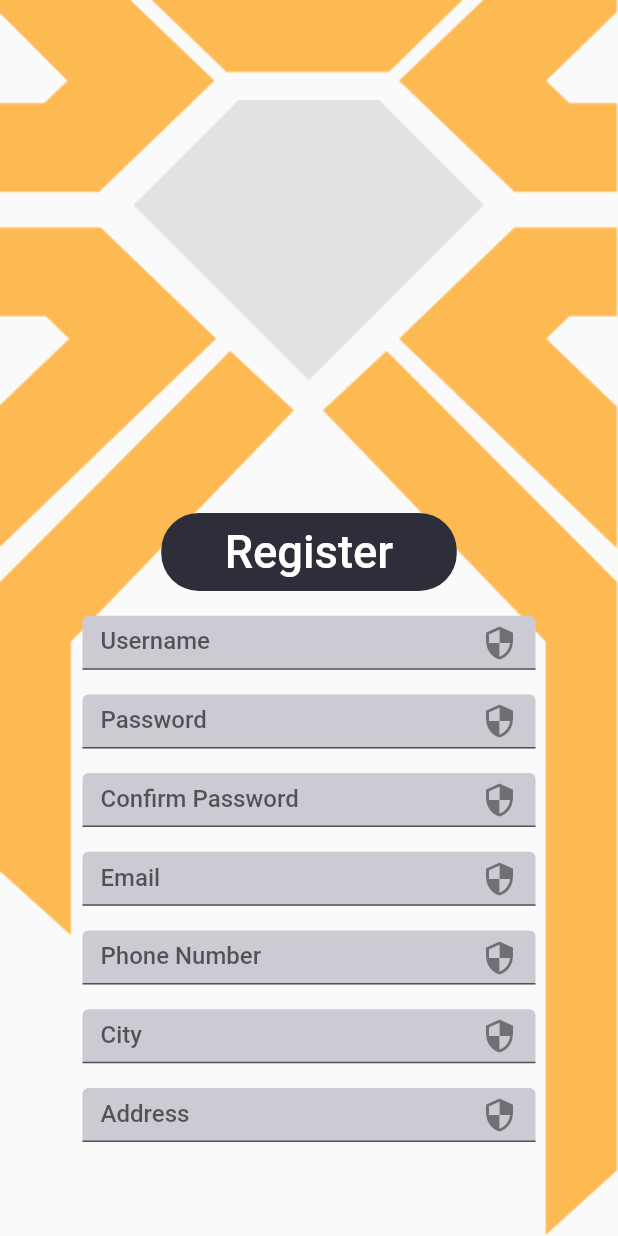
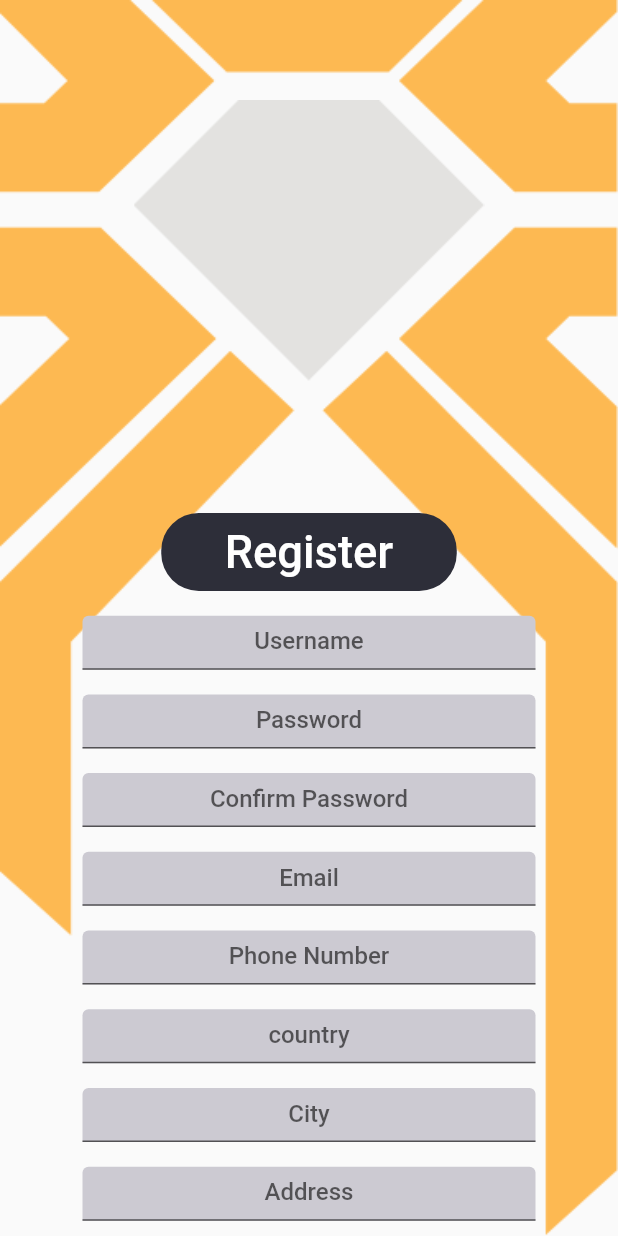
Before and after one commit to Riyadhalali/the_jewel, a Flutter app: the RegisterActivity screen opened directly, on a phone screen of 412 x 824 dp. Run offline on Flutter 3.47's test engine with Material 2 defaults, Android fonts, the phone set to English and light mode, and no system bars; our stand-ins replace auto_size_text, easy_localization, fluttertoast, modal_progress_hud, shared_preferences, sizer; accounts and stored records are empty.

Commit message:
Register Activity: 1- Finished UI design. 2- Successfully sperated each class for all events. 3- Completed API register for user. 4- Register Activity finished.

```diff
--- a/assets/resources/strings/ar.json
+++ b/assets/resources/strings/ar.json
@@ -17,6 +17,7 @@
   "email": "البريد الإلكتروني",
   "phonenumber": "رقم الهاتف",
   "city": "المدينة",
-  "address": "العنوان"
+  "address": "العنوان",
+  "county": "البلد"
 
 }
--- a/assets/resources/strings/en.json
+++ b/assets/resources/strings/en.json
@@ -17,7 +17,8 @@
   "email": "Email",
   "phonenumber": "Phone Number",
   "city": "City",
-  "address": "Address"
+  "address": "Address",
+  "county": "Country"
 
 
 }
--- a/lib/components/button.dart
+++ b/lib/components/button.dart
@@ -5,8 +5,10 @@ import 'package:sizer/sizer.dart';
 class Button extends StatelessWidget {
   final Color colour;
   final String text;
+  final String username_input;
+  final Function onPressed;
 
-  Button({this.colour, this.text});
+  Button({this.colour, this.text, this.username_input, this.onPressed});
   @override
   Widget build(BuildContext context) {
     return Container(
@@ -17,9 +19,7 @@ class Button extends StatelessWidget {
         color: const Color(0xff2d2e39),
       ),
       child: TextButton(
-        onPressed: () {
-          print('pressed');
-        },
+        onPressed: onPressed,
         child: Text(
           text.tr().toString(),
           style: TextStyle(color: colour, fontSize: 22.0.sp),
--- a/lib/components/textfield.dart
+++ b/lib/components/textfield.dart
@@ -2,10 +2,10 @@ import 'package:easy_localization/easy_localization.dart';
 import 'package:flutter/material.dart';
 
 class TextInputField extends StatelessWidget {
-  final TextEditingController controller_text =
-      TextEditingController(); // variable for holding controller of text input
+  final TextEditingController controller_text;
   final String hint_text;
-  TextInputField({this.hint_text});
+
+  TextInputField({this.hint_text, this.controller_text});
 
   @override
   Widget build(BuildContext context) {
@@ -14,6 +14,8 @@ class TextInputField extends StatelessWidget {
       height: 36.0,
       padding: EdgeInsets.only(left: 55.0, right: 55.0),
       child: TextField(
+        textAlign: TextAlign.center,
+
         controller:
             controller_text, // the variable that will contain input user data
         decoration: InputDecoration(
@@ -22,7 +24,7 @@ class TextInputField extends StatelessWidget {
           hintText: hint_text.tr().toString(),
 
           // labelText: "signin_password".tr().toString(),
-          suffixIcon: Icon(Icons.security),
+          // suffixIcon: Icon(Icons.security),
           //   helperText: "Please put your password",
         ),
       ),
--- a/lib/ui/register.dart
+++ b/lib/ui/register.dart
@@ -2,6 +2,8 @@ import 'package:flutter/material.dart';
 import 'package:sizer/sizer.dart';
 import 'package:the_jewel/components/button.dart';
 import 'package:the_jewel/components/textfield.dart';
+import 'package:the_jewel/services/showtoast.dart';
+import 'package:the_jewel/webservices/webservices.dart';
 
 class RegisterActivity extends StatefulWidget {
   @override
@@ -9,6 +11,18 @@ class RegisterActivity extends StatefulWidget {
 }
 
 class _RegisterActivityState extends State<RegisterActivity> {
+  final _usernamecontroller = TextEditingController();
+  final _phonecontroller = TextEditingController();
+  final _passwordcontroller = TextEditingController();
+  final _confpasswordcontroller = TextEditingController();
+  final _emailcontroller = TextEditingController();
+  final _countrycontrller = TextEditingController();
+  final _citycontroller = TextEditingController();
+  final _addresscontroller = TextEditingController();
+  final _picturecontroller = TextEditingController();
+  WebServices webServices = new WebServices();
+  ShowToast _showToast = new ShowToast();
+
   @override
   Widget build(BuildContext context) {
     return SafeArea(
@@ -37,6 +51,9 @@ class _RegisterActivityState extends State<RegisterActivity> {
             height: 7.0.h,
           ),
           Button(
+            //register button
+            onPressed: register,
+            username_input: _usernamecontroller.text,
             colour: Colors.white,
             text: "register", //pass key from json file
           ),
@@ -44,42 +61,56 @@ class _RegisterActivityState extends State<RegisterActivity> {
             height: 2.0.h,
           ),
           TextInputField(
+            controller_text: _usernamecontroller,
             hint_text: "signin_username",
           ), // username
           SizedBox(
             height: 2.0.h,
           ),
           TextInputField(
+            controller_text: _passwordcontroller,
             hint_text: "signin_password",
           ), // password
           SizedBox(
             height: 2.0.h,
           ),
           TextInputField(
+            controller_text: _confpasswordcontroller,
             hint_text: "confirmpassword",
           ), // confirm password
           SizedBox(
             height: 2.0.h,
           ),
           TextInputField(
+            controller_text: _emailcontroller,
             hint_text: "email",
           ), // Email
           SizedBox(
             height: 2.0.h,
           ),
           TextInputField(
+            controller_text: _phonecontroller,
             hint_text: "phonenumber",
           ), //phone number
           SizedBox(
             height: 2.0.h,
           ),
           TextInputField(
+            controller_text: _countrycontrller,
+            hint_text: "country",
+          ), //country
+          SizedBox(
+            height: 2.0.h,
+          ),
+          TextInputField(
+            controller_text: _citycontroller,
             hint_text: "city",
           ), // city
           SizedBox(
             height: 2.0.h,
           ),
           TextInputField(
+            controller_text: _addresscontroller,
             hint_text: "address",
           ), // address
           SizedBox(
@@ -93,13 +124,11 @@ class _RegisterActivityState extends State<RegisterActivity> {
 //------------------------------------------------------------------------------
 //-> Background Register
   Widget RegisterBackgroundImage() {
-    return Expanded(
-      child: Container(
-        width: double.infinity,
-        child: Image.asset(
-          'assets/register/register_background.png',
-          fit: BoxFit.fill,
-        ),
+    return Container(
+      width: double.infinity,
+      child: Image.asset(
+        'assets/register/register_background.png',
+        fit: BoxFit.fill,
       ),
     );
   }
@@ -121,6 +150,18 @@ class _RegisterActivityState extends State<RegisterActivity> {
   }
 
   //----------------------------------------------------------------------------
-
+  Future<String> register() async {
+    var messageResponse = await webServices.RegisterPost(
+        _usernamecontroller.text,
+        _phonecontroller.text,
+        _passwordcontroller.text,
+        _confpasswordcontroller.text,
+        _emailcontroller.text,
+        _countrycontrller.text,
+        _citycontroller.text,
+        _addresscontroller.text,
+        _picturecontroller.text); // get the responose
+    _showToast.showToast(messageResponse.toString());
+  }
   //-----------------------------------------------------------------------------
 } //end class
--- a/lib/ui/signin.dart
+++ b/lib/ui/signin.dart
@@ -90,7 +90,7 @@ class _SignInState extends State<SignIn> {
 
   //-> Widget Sign in user Icon
   Widget SignInIcon() {
-    return FittedBox(
+    return Container(
       // fit: BoxFit.contain,
       child: Image.asset(
         'assets/signin/signin_icon.png',
```
Also changed, not shown: lib/webservices/webservices.dart (+34 -2 lines).
